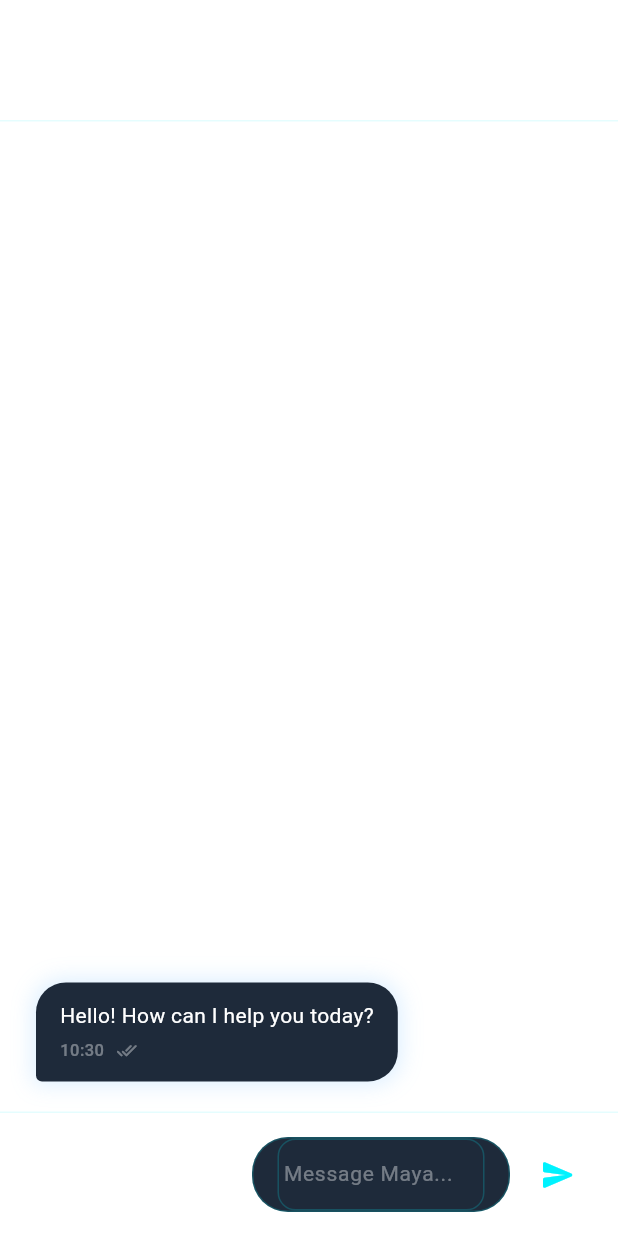
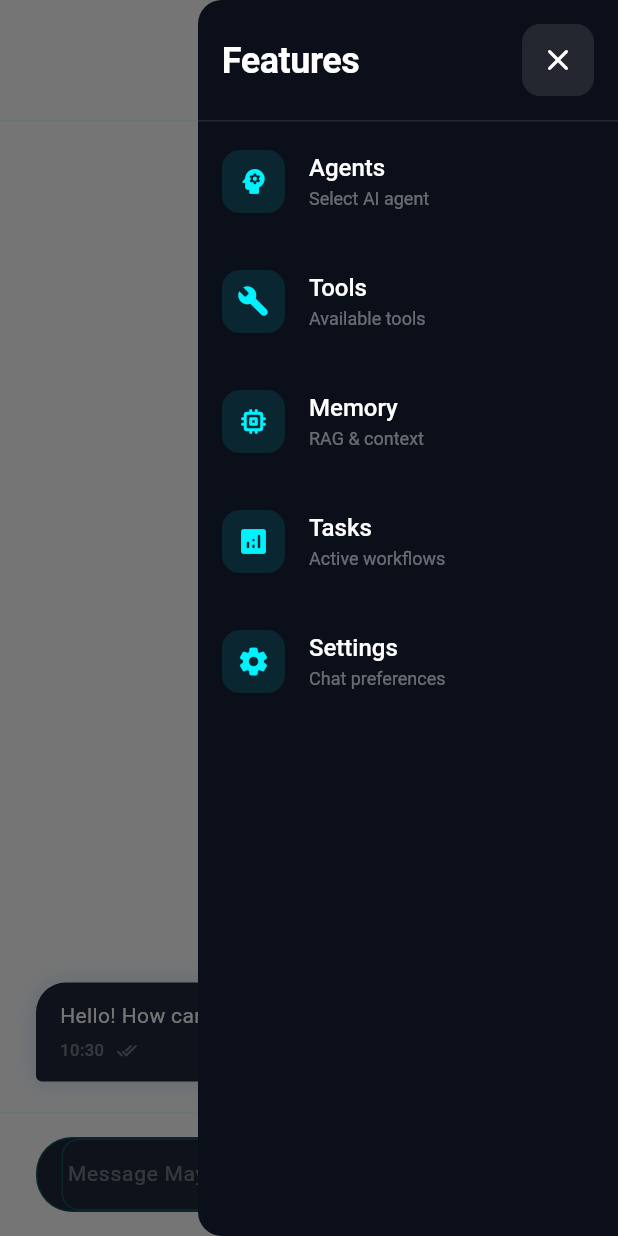
Before and after one commit to supportinboxmaya-a11y/M-2.0, a Flutter app: the _ChatScreen screen opened directly, with the side drawer open (before the commit the screen has no drawer), on a phone screen of 412 x 824 dp. Run offline on Flutter 3.47's test engine with Material 3 defaults, Android fonts, the phone set to English and light mode, and no system bars; drawn by our look-alikes of flutter_animate; our stand-ins replace battery_plus, camera, connectivity_plus, device_info_plus, dio, flutter_riverpod and 10 more; missing offline and left inert: app_settings, flutter_sound, google_mlkit_object_detection, google_mlkit_text_recognition, record, volume_controller; generated files the repository leaves out were written again; Roboto replaces fonts that are missing (SpaceGrotesk); statements that could not run were skipped; project files that could hold a hidden picture were left out.

Commit message:
Simplify chat screen: clean UI with end drawer sidebar for agents/tools/memory/tasks/settings

```diff
--- a/maya_flutter/lib/main.dart
+++ b/maya_flutter/lib/main.dart
@@ -1123,6 +1123,7 @@ class _ChatScreen extends ConsumerWidget {
   Widget build(BuildContext context, WidgetRef ref) {
     final messages = ref.watch(chatMessagesProvider);
     final textController = TextEditingController();
+    final sidebarKey = GlobalKey<ScaffoldState>();
 
     void handleSend() {
       final text = textController.text.trim();
@@ -1134,7 +1135,9 @@ class _ChatScreen extends ConsumerWidget {
 
     return SafeArea(
       child: Scaffold(
+        key: sidebarKey,
         backgroundColor: Colors.transparent,
+        endDrawer: _ChatSidebar(),
         body: Column(
           children: [
             // Header
@@ -1151,8 +1154,8 @@ class _ChatScreen extends ConsumerWidget {
                   const Text('Chat', style: MayaTheme.headlineLarge),
                   const Spacer(),
                   IconButton(
-                    icon: const Icon(Icons.add_rounded),
-                    onPressed: () {},
+                    icon: const Icon(Icons.menu_rounded),
+                    onPressed: () => sidebarKey.currentState?.openEndDrawer(),
                     style: IconButton.styleFrom(
                         backgroundColor: MayaTheme.glassWhite10),
                   ),
@@ -1189,24 +1192,6 @@ class _ChatScreen extends ConsumerWidget {
               ),
               child: Row(
                 children: [
-                  IconButton(
-                    icon: const Icon(Icons.add_rounded),
-                    onPressed: () {},
-                    style: IconButton.styleFrom(
-                        backgroundColor: MayaTheme.glassWhite10),
-                  ),
-                  IconButton(
-                    icon: const Icon(Icons.image_rounded),
-                    onPressed: () {},
-                    style: IconButton.styleFrom(
-                        backgroundColor: MayaTheme.glassWhite10),
-                  ),
-                  IconButton(
-                    icon: const Icon(Icons.mic_rounded),
-                    onPressed: () {},
-                    style: IconButton.styleFrom(
-                        backgroundColor: MayaTheme.glassWhite10),
-                  ),
                   Expanded(
                     child: Container(
                       margin: const EdgeInsets.symmetric(horizontal: 8),
@@ -1257,6 +1242,101 @@ class _ChatScreen extends ConsumerWidget {
   }
 }
 
+class _ChatSidebar extends ConsumerWidget {
+  @override
+  Widget build(BuildContext context, WidgetRef ref) {
+    return Drawer(
+      width: 280,
+      backgroundColor: MayaTheme.slate900,
+      child: SafeArea(
+        child: Column(
+          crossAxisAlignment: CrossAxisAlignment.start,
+          children: [
+            Padding(
+              padding: const EdgeInsets.all(16),
+              child: Row(
+                children: [
+                  const Text('Features', style: MayaTheme.headlineMedium),
+                  const Spacer(),
+                  IconButton(
+                    icon: const Icon(Icons.close_rounded),
+                    onPressed: () => Navigator.pop(context),
+                    style: IconButton.styleFrom(
+                        backgroundColor: MayaTheme.glassWhite10),
+                  ),
+                ],
+              ),
+            ),
+            const Divider(color: MayaTheme.glassWhite10),
+            _SidebarItem(
+              icon: Icons.psychology_rounded,
+              label: 'Agents',
+              subtitle: 'Select AI agent',
+              onTap: () => Navigator.pop(context),
+            ),
+            _SidebarItem(
+              icon: Icons.build_rounded,
+              label: 'Tools',
+              subtitle: 'Available tools',
+              onTap: () => Navigator.pop(context),
+            ),
+            _SidebarItem(
+              icon: Icons.memory_rounded,
+              label: 'Memory',
+              subtitle: 'RAG & context',
+              onTap: () => Navigator.pop(context),
+            ),
+            _SidebarItem(
+              icon: Icons.analytics_rounded,
+              label: 'Tasks',
+              subtitle: 'Active workflows',
+              onTap: () => Navigator.pop(context),
+            ),
+            _SidebarItem(
+              icon: Icons.settings_rounded,
+              label: 'Settings',
+              subtitle: 'Chat preferences',
+              onTap: () => Navigator.pop(context),
+            ),
+          ],
+        ),
+      ),
+    );
+  }
+}
+
+class _SidebarItem extends StatelessWidget {
+  final IconData icon;
+  final String label;
+  final String subtitle;
+  final VoidCallback onTap;
+
+  const _SidebarItem({
+    required this.icon,
+    required this.label,
+    required this.subtitle,
+    required this.onTap,
+  });
+
+  @override
+  Widget build(BuildContext context) {
+    return ListTile(
+      leading: Container(
+        padding: const EdgeInsets.all(10),
+        decoration: BoxDecoration(
+          color: MayaTheme.neonCyan.withValues(alpha: 0.1),
+          borderRadius: BorderRadius.circular(12),
+        ),
+        child: Icon(icon, color: MayaTheme.neonCyan, size: 22),
+      ),
+      title: Text(label, style: MayaTheme.titleMedium),
+      subtitle: Text(subtitle, style: MayaTheme.bodySmall.copyWith(color: Colors.white38)),
+      onTap: onTap,
+      contentPadding: const EdgeInsets.symmetric(horizontal: 16, vertical: 4),
+    );
+  }
+}
+
 class _ChatBubble extends StatelessWidget {
   final String text;
   final bool isUser;
```
